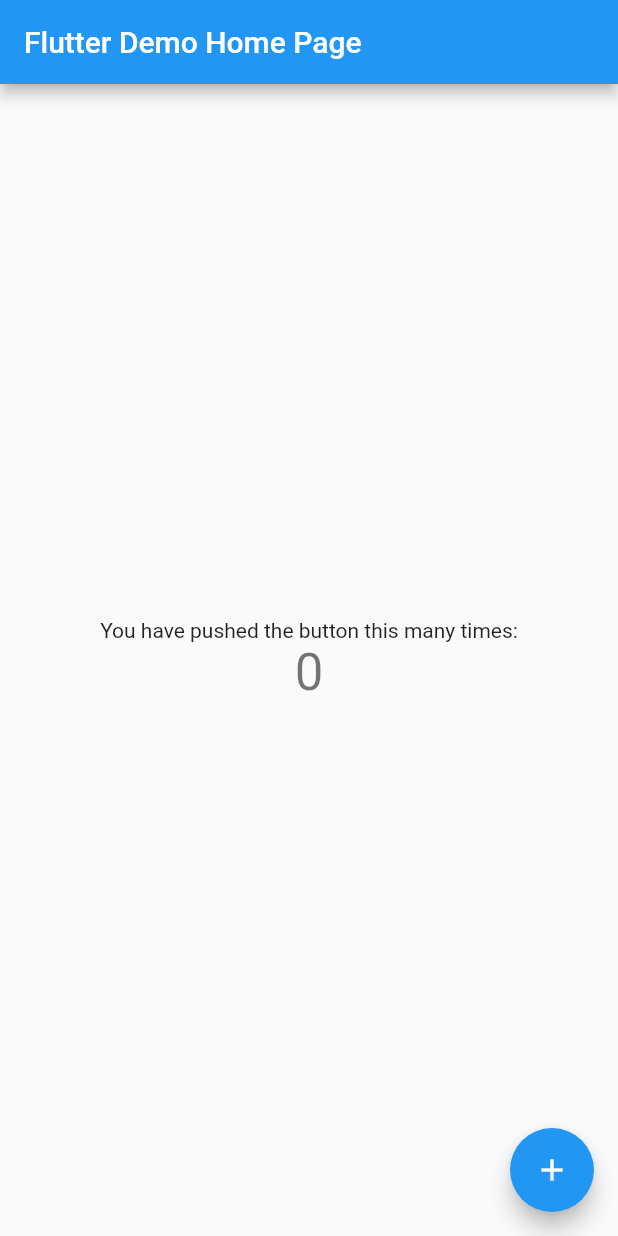
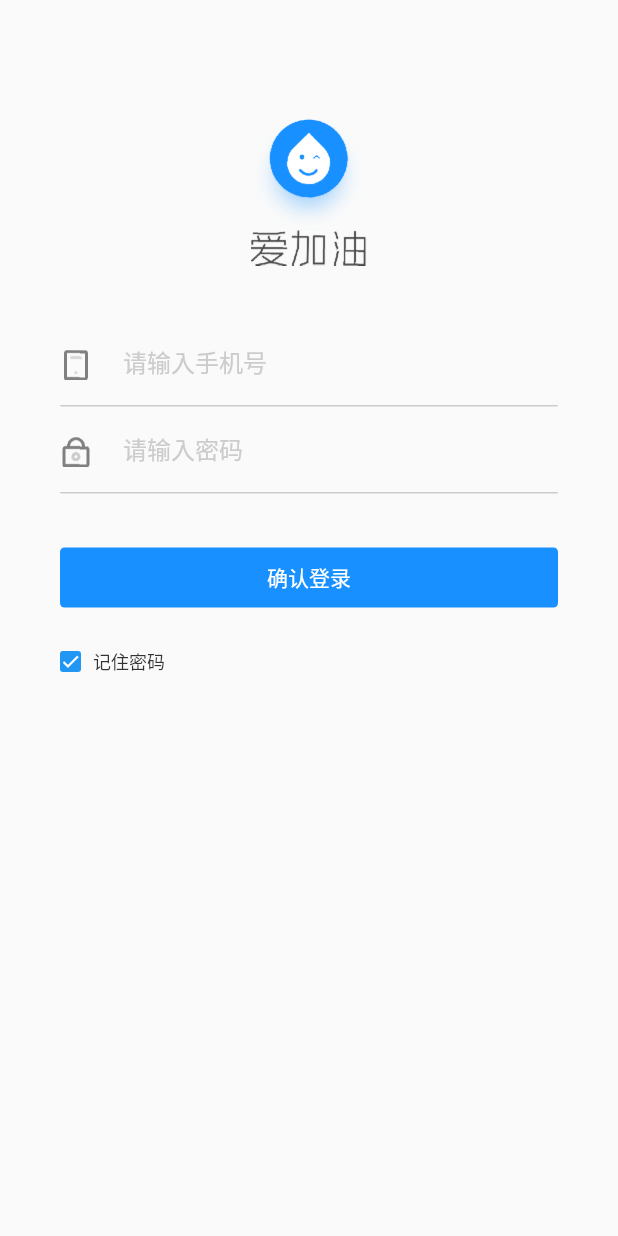
Before and after one commit to Carpten/flutter_architecture, a Flutter app: the screen it shows after launch, on a phone screen of 412 x 824 dp. Run offline on Flutter 3.47's test engine with Material 2 defaults, Android fonts, the phone set to English and light mode, and no system bars.

Commit message:
feat:登录页面

```diff
--- a/lib/main.dart
+++ b/lib/main.dart
@@ -1,111 +1,26 @@
+import 'dart:io';
 import 'package:flutter/material.dart';
+import 'package:flutter/services.dart';
+import 'package:flutter/widgets.dart';
+import 'package:flutter_architecture/pages/login/login.dart';
+import 'package:flutter_architecture/res/themes.dart';
 
-void main() => runApp(MyApp());
+void main() {
+  runApp(MyApp());
+  if (Platform.isAndroid) {
+    SystemChrome.setSystemUIOverlayStyle(
+        SystemUiOverlayStyle(statusBarColor: Colors.transparent));
+  }
+}
 
 class MyApp extends StatelessWidget {
-  // This widget is the root of your application.
   @override
   Widget build(BuildContext context) {
     return MaterialApp(
+      debugShowCheckedModeBanner: false,
       title: 'Flutter Demo',
-      theme: ThemeData(
-        // This is the theme of your application.
-        //
-        // Try running your application with "flutter run". You'll see the
-        // application has a blue toolbar. Then, without quitting the app, try
-        // changing the primarySwatch below to Colors.green and then invoke
-        // "hot reload" (press "r" in the console where you ran "flutter run",
-        // or simply save your changes to "hot reload" in a Flutter IDE).
-        // Notice that the counter didn't reset back to zero; the application
-        // is not restarted.
-        primarySwatch: Colors.blue,
-      ),
-      home: MyHomePage(title: 'Flutter Demo Home Page'),
+      theme: Themes.appTheme,
+      home: Login(),
     );
   }
 }
-
-class MyHomePage extends StatefulWidget {
-  MyHomePage({Key key, this.title}) : super(key: key);
-
-  // This widget is the home page of your application. It is stateful, meaning
-  // that it has a State object (defined below) that contains fields that affect
-  // how it looks.
-
-  // This class is the configuration for the state. It holds the values (in this
-  // case the title) provided by the parent (in this case the App widget) and
-  // used by the build method of the State. Fields in a Widget subclass are
-  // always marked "final".
-
-  final String title;
-
-  @override
-  _MyHomePageState createState() => _MyHomePageState();
-}
-
-class _MyHomePageState extends State<MyHomePage> {
-  int _counter = 0;
-
-  void _incrementCounter() {
-    setState(() {
-      // This call to setState tells the Flutter framework that something has
-      // changed in this State, which causes it to rerun the build method below
-      // so that the display can reflect the updated values. If we changed
-      // _counter without calling setState(), then the build method would not be
-      // called again, and so nothing would appear to happen.
-      _counter++;
-    });
-  }
-
-  @override
-  Widget build(BuildContext context) {
-    // This method is rerun every time setState is called, for instance as done
-    // by the _incrementCounter method above.
-    //
-    // The Flutter framework has been optimized to make rerunning build methods
-    // fast, so that you can just rebuild anything that needs updating rather
-    // than having to individually change instances of widgets.
-    return Scaffold(
-      appBar: AppBar(
-        // Here we take the value from the MyHomePage object that was created by
-        // the App.build method, and use it to set our appbar title.
-        title: Text(widget.title),
-      ),
-      body: Center(
-        // Center is a layout widget. It takes a single child and positions it
-        // in the middle of the parent.
-        child: Column(
-          // Column is also a layout widget. It takes a list of children and
-          // arranges them vertically. By default, it sizes itself to fit its
-          // children horizontally, and tries to be as tall as its parent.
-          //
-          // Invoke "debug painting" (press "p" in the console, choose the
-          // "Toggle Debug Paint" action from the Flutter Inspector in Android
-          // Studio, or the "Toggle Debug Paint" command in Visual Studio Code)
-          // to see the wireframe for each widget.
-          //
-          // Column has various properties to control how it sizes itself and
-          // how it positions its children. Here we use mainAxisAlignment to
-          // center the children vertically; the main axis here is the vertical
-          // axis because Columns are vertical (the cross axis would be
-          // horizontal).
-          mainAxisAlignment: MainAxisAlignment.center,
-          children: <Widget>[
-            Text(
-              'You have pushed the button this many times:',
-            ),
-            Text(
-              '$_counter',
-              style: Theme.of(context).textTheme.display1,
-            ),
-          ],
-        ),
-      ),
-      floatingActionButton: FloatingActionButton(
-        onPressed: _incrementCounter,
-        tooltip: 'Increment',
-        child: Icon(Icons.add),
-      ), // This trailing comma makes auto-formatting nicer for build methods.
-    );
-  }
-}
--- /dev/null
+++ b/lib/pages/login/login.dart
@@ -0,0 +1,121 @@
+import 'package:flutter/material.dart';
+import 'package:flutter/services.dart';
+import 'package:flutter/widgets.dart';
+import 'package:flutter_architecture/res/clrs.dart';
+import 'package:flutter_architecture/res/text_styles.dart';
+import 'package:flutter_architecture/res/themes.dart';
+import 'package:flutter_architecture/utils/image_utils.dart';
+
+class Login extends StatefulWidget {
+  Login({Key key}) : super(key: key);
+
+  @override
+  _LoginState createState() => _LoginState();
+}
+
+class _LoginState extends State<Login> {
+  @override
+  Widget build(BuildContext context) {
+    print(MediaQuery.of(context).size);
+    return Scaffold(
+      body: SingleChildScrollView(
+        child: Center(
+          child: Column(
+            children: <Widget>[
+              SizedBox(height: 78),
+              ImageUtils.assetImage('login_logo'),
+              SizedBox(height: 36),
+              _buildTextField(0),
+              _buildTextField(1),
+              SizedBox(height: 36),
+              Container(
+                width: double.infinity,
+                height: 40,
+                margin: EdgeInsets.symmetric(horizontal: 40),
+                child: RaisedButton(
+                  child: Text('确认登录'),
+                  onPressed: () => {},
+                  elevation: 0,
+                  highlightElevation: 0,
+                  color: Clrs.textBlue,
+                  highlightColor: Clrs.textBlueDark,
+                  textColor: Colors.white,
+                  shape: RoundedRectangleBorder(
+                    borderRadius: BorderRadius.all(Radius.circular(3)),
+                  ),
+                ),
+              ),
+              SizedBox(height: 27),
+              Row(
+                children: <Widget>[
+                  SizedBox(width: 40),
+                  Container(
+                      decoration: BoxDecoration(
+                          borderRadius: BorderRadius.circular(2),
+                          shape: BoxShape.rectangle,
+                          color: Colors.blue),
+                      child: Padding(
+                        padding: const EdgeInsets.all(0),
+                        child: Icon(
+                          Icons.check,
+                          size: 14,
+                          color: Colors.white,
+                        ),
+                      )),
+                      SizedBox(width: 8),
+                  Text('记住密码', style: TextStyles.black_12),
+                ],
+              )
+            ],
+          ),
+        ),
+      ),
+    );
+  }
+
+  ///构建输入框,[type]为0是构建手机号,为1时构建密码
+  Widget _buildTextField(int type) {
+    return Theme(
+      data: Themes.norippleTheme,
+      child: Padding(
+        padding: EdgeInsets.symmetric(horizontal: 40),
+        child: Stack(
+          children: <Widget>[
+            TextField(
+              maxLength: type == 0 ? 11 : 32,
+              cursorColor: Clrs.textBlack,
+              cursorWidth: 1.5,
+              obscureText: type == 1,
+              cursorRadius: Radius.circular(2),
+              style: TextStyles.black_16,
+              inputFormatters: type == 0
+                  ? [WhitelistingTextInputFormatter.digitsOnly]
+                  : null,
+              keyboardType:
+                  type == 0 ? TextInputType.number : TextInputType.text,
+              decoration: InputDecoration(
+                counterText: "",
+                hintStyle: TextStyles.blackLight_16,
+                contentPadding:
+                    EdgeInsets.only(top: 16, bottom: 18, left: 42, right: 8),
+                hintText: type == 0 ? '请输入手机号' : '请输入密码',
+                focusedBorder: UnderlineInputBorder(
+                    borderRadius: BorderRadius.circular(1),
+                    borderSide: BorderSide(color: Clrs.textBlack, width: 1)),
+                enabledBorder: UnderlineInputBorder(
+                    borderRadius: BorderRadius.circular(1),
+                    borderSide:
+                        BorderSide(color: Clrs.textBlackLight, width: 1)),
+              ),
+            ),
+            Positioned(
+              bottom: 18,
+              child: ImageUtils.assetImage(
+                  type == 0 ? 'login_phone' : 'login_password'),
+            ),
+          ],
+        ),
+      ),
+    );
+  }
+}
--- /dev/null
+++ b/lib/res/clrs.dart
@@ -0,0 +1,24 @@
+import 'package:flutter/material.dart';
+
+class Clrs {
+  //全局颜色
+  static const Color colorPrimary = Color(0xff1890FF);
+  static const Color colorPrimaryLight = Color(0xffEFF7FF);
+  static const Color colorAccent = Color(0xffcccccc);
+  static const Color backgroundColor = Color(0xffF4F4F4);
+  static const Color appBarLightBg = Color(0xFFFAFAFA);
+  static const Color alphaColorPrimary = Color(0x1C1890FF);
+
+  //分割线
+  static const Color divide = Color(0xffDDDDDD);
+  static const Color divide2 = Color(0xFF979797);
+
+  //文字颜色
+  static const Color textBlue = Color(0xff1890FF);
+  static const Color textBlueDark = Color(0xff005DFD);
+  static const Color textOrange = Color(0xffFB7B1D);
+  static const Color textOrangeDark = Color(0xffF86A02);
+  static const Color textBlack = Color(0xff333333);
+  static const Color textBlackSub = Color(0xff888888);
+  static const Color textBlackLight = Color(0xffcccccc);
+}
--- /dev/null
+++ b/lib/res/dimens.dart
@@ -0,0 +1,11 @@
+class Dimens {
+  static const double font_10 = 10;
+  static const double font_11 = 11;
+  static const double font_12 = 12;
+  static const double font_13 = 13;
+  static const double font_14 = 14;
+  static const double font_16 = 16;
+  static const double font_18 = 18;
+
+  static const double distance_horizontal_padding = 18;
+}
--- /dev/null
+++ b/lib/res/text_styles.dart
@@ -0,0 +1,95 @@
+import 'package:flutter/material.dart';
+import 'package:flutter_architecture/res/dimens.dart';
+
+import 'clrs.dart';
+
+class TextStyles {
+
+  static const TextStyle black_12 = const TextStyle(
+    fontSize: Dimens.font_12,
+    color: Clrs.textBlack,
+  );
+
+  static const TextStyle black_13 = const TextStyle(
+    fontSize: Dimens.font_13,
+    color: Clrs.textBlack,
+  );
+
+  static const TextStyle black_14 = const TextStyle(
+    fontSize: Dimens.font_14,
+    color: Clrs.textBlack,
+  );
+
+  static const TextStyle black_16 = const TextStyle(
+    fontSize: Dimens.font_16,
+    color: Clrs.textBlack,
+  );
+
+  static const TextStyle black_18 = const TextStyle(
+    fontSize: Dimens.font_18,
+    color: Clrs.textBlack,
+  );
+
+  static const TextStyle blackSub_11 = const TextStyle(
+    fontSize: Dimens.font_11,
+    color: Clrs.textBlackSub,
+  );
+
+  static const TextStyle blackSub_12 = const TextStyle(
+    fontSize: Dimens.font_12,
+    color: Clrs.textBlackSub,
+  );
+
+  static const TextStyle blackSub_13 = const TextStyle(
+    fontSize: Dimens.font_13,
+    color: Clrs.textBlackSub,
+  );
+  static const TextStyle blackSub_14 = const TextStyle(
+    fontSize: Dimens.font_14,
+    color: Clrs.textBlackSub,
+  );
+
+  static const TextStyle blackLight_13 = const TextStyle(
+    fontSize: Dimens.font_13,
+    color: Clrs.textBlackLight,
+  );
+ static const TextStyle blackLight_16 = const TextStyle(
+    fontSize: Dimens.font_16,
+    color: Clrs.textBlackLight,
+  );
+
+  static const TextStyle white_10 = const TextStyle(
+    fontSize: Dimens.font_10,
+    color: Colors.white,
+  );
+
+  static const TextStyle white_14 = const TextStyle(
+    fontSize: Dimens.font_14,
+    color: Colors.white,
+  );
+
+  static const TextStyle blue_11 = const TextStyle(
+    fontSize: Dimens.font_11,
+    color: Clrs.textBlue,
+  );
+
+  static const TextStyle blue_12 = const TextStyle(
+    fontSize: Dimens.font_12,
+    color: Clrs.textBlue,
+  );
+
+  static const TextStyle blue_13 = const TextStyle(
+    fontSize: Dimens.font_13,
+    color: Clrs.textBlue,
+  );
+
+  static const TextStyle blue_14 = const TextStyle(
+    fontSize: Dimens.font_14,
+    color: Clrs.textBlue,
+  );
+
+  static const TextStyle blue_16 = const TextStyle(
+    fontSize: Dimens.font_16,
+    color: Clrs.textBlue,
+  );
+}
--- /dev/null
+++ b/lib/res/themes.dart
@@ -0,0 +1,6 @@
+import 'package:flutter/material.dart';
+
+class Themes {
+  static final ThemeData appTheme = ThemeData(primarySwatch: Colors.blue);
+  static final ThemeData norippleTheme = ThemeData(splashColor: Colors.transparent);
+}
--- /dev/null
+++ b/lib/utils/image_utils.dart
@@ -0,0 +1,50 @@
+import 'package:flutter/widgets.dart';
+
+class ImageUtils {
+  static ImageIcon imageIcon(
+    String name,
+    double size, {
+    ImageType type = ImageType.PNG,
+  }) {
+    return ImageIcon(
+      AssetImage(
+        'assets/images/' + name + _getSuffixName(type),
+      ),
+      size: 20,
+    );
+  }
+
+  static Image assetImage(
+    String name, {
+    ImageType type = ImageType.PNG,
+    double scale = 3,
+    double width = 0,
+    double height = 0,
+  }) {
+    if(name==null) return null;
+    if (width != 0 && height != 0) {
+      return Image.asset(
+        'assets/images/' + name + _getSuffixName(type),
+        width: width,
+        height: height,
+      );
+    } else
+      return Image.asset(
+        'assets/images/' + name + _getSuffixName(type),
+        scale: scale,
+      );
+  }
+
+  static String _getSuffixName(ImageType type) {
+    if (type == ImageType.PNG) {
+      return '.png';
+    } else {
+      return '.jpg';
+    }
+  }
+}
+
+enum ImageType {
+  PNG,
+  JPG,
+}
--- /dev/null
+++ b/lib/utils/text_style_utils.dart
@@ -0,0 +1,66 @@
+import 'dart:ui';
+
+import 'package:flutter/material.dart';
+
+class TextStyleUtils {
+  static TextStyle merge(
+    TextStyle textStyle, {
+    bool inherit,
+    Color color,
+    Color backgroundColor,
+    double fontSize,
+    FontWeight fontWeight,
+    FontStyle fontStyle,
+    double letterSpacing,
+    double wordSpacing,
+    TextBaseline textBaseline,
+    double height,
+    Locale locale,
+    Paint foreground,
+    Paint background,
+    List<Shadow> shadows,
+    List<FontFeature> fontFeatures,
+    TextDecoration decoration,
+    Color decorationColor,
+    TextDecorationStyle decorationStyle,
+    double decorationThickness,
+    String debugLabel,
+    String fontFamily,
+    List<String> fontFamilyFallback,
+  }) {
+    return TextStyle(
+      inherit: inherit == null ? textStyle.inherit : inherit,
+      color: color == null ? textStyle.color : color,
+      backgroundColor:
+          backgroundColor == null ? textStyle.backgroundColor : backgroundColor,
+      fontSize: fontSize == null ? textStyle.fontSize : fontSize,
+      fontWeight: fontWeight == null ? textStyle.fontWeight : fontWeight,
+      fontStyle: fontStyle == null ? textStyle.fontStyle : fontStyle,
+      letterSpacing:
+          letterSpacing == null ? textStyle.letterSpacing : letterSpacing,
+      wordSpacing: wordSpacing == null ? textStyle.wordSpacing : wordSpacing,
+      textBaseline:
+          textBaseline == null ? textStyle.textBaseline : textBaseline,
+      height: height == null ? textStyle.height : height,
+      locale: locale == null ? textStyle.locale : locale,
+      foreground: foreground == null ? textStyle.foreground : foreground,
+      background: background == null ? textStyle.background : background,
+      shadows: shadows == null ? textStyle.shadows : shadows,
+      fontFeatures:
+          fontFeatures == null ? textStyle.fontFeatures : fontFeatures,
+      decoration: decoration == null ? textStyle.decoration : decoration,
+      decorationColor:
+          decorationColor == null ? textStyle.decorationColor : decorationColor,
+      decorationStyle:
+          decorationStyle == null ? textStyle.decorationStyle : decorationStyle,
+      decorationThickness: decorationThickness == null
+          ? textStyle.decorationThickness
+          : decorationThickness,
+      debugLabel: debugLabel == null ? textStyle.debugLabel : debugLabel,
+      fontFamily: fontFamily == null ? textStyle.fontFamily : fontFamily,
+      fontFamilyFallback: fontFamilyFallback == null
+          ? textStyle.fontFamilyFallback
+          : fontFamilyFallback,
+    );
+  }
+}
--- a/pubspec.yaml
+++ b/pubspec.yaml
@@ -23,6 +23,7 @@ dependencies:
   # The following adds the Cupertino Icons font to your application.
   # Use with the CupertinoIcons class for iOS style icons.
   cupertino_icons: ^0.1.2
+  flare_checkbox: ^1.0.2
 
 dev_dependencies:
   flutter_test:
@@ -39,6 +40,9 @@ flutter:
   # included with your application, so that you can use the icons in
   # the material Icons class.
   uses-material-design: true
+
+  assets:
+    - assets/images/
 
   # To add assets to your application, add an assets section, like this:
   # assets:
```
Also changed, not shown: assets/images/login_logo.png (added), assets/images/login_password.png (added), assets/images/login_phone.png (added), pubspec.lock.
